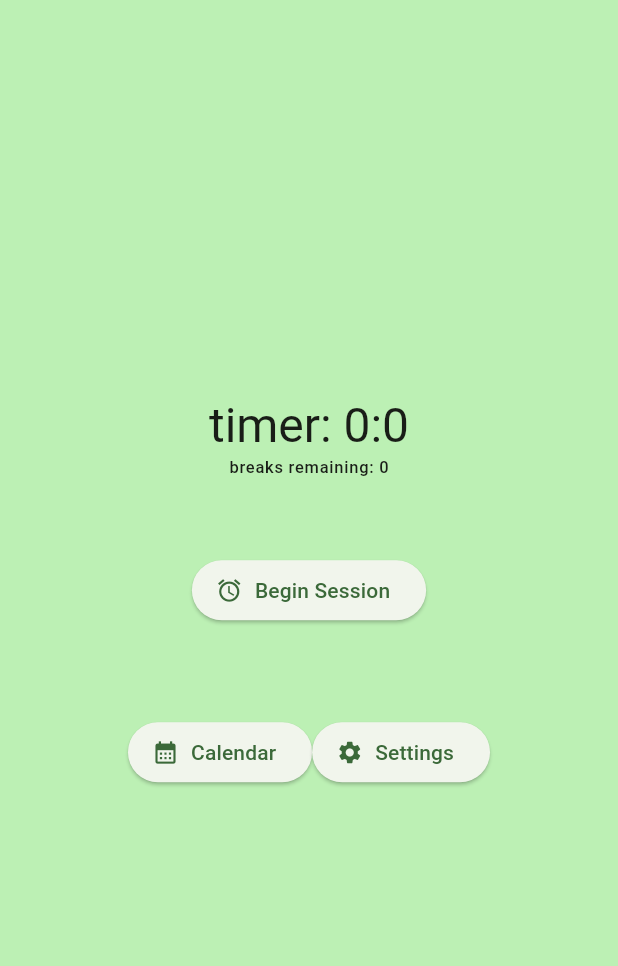
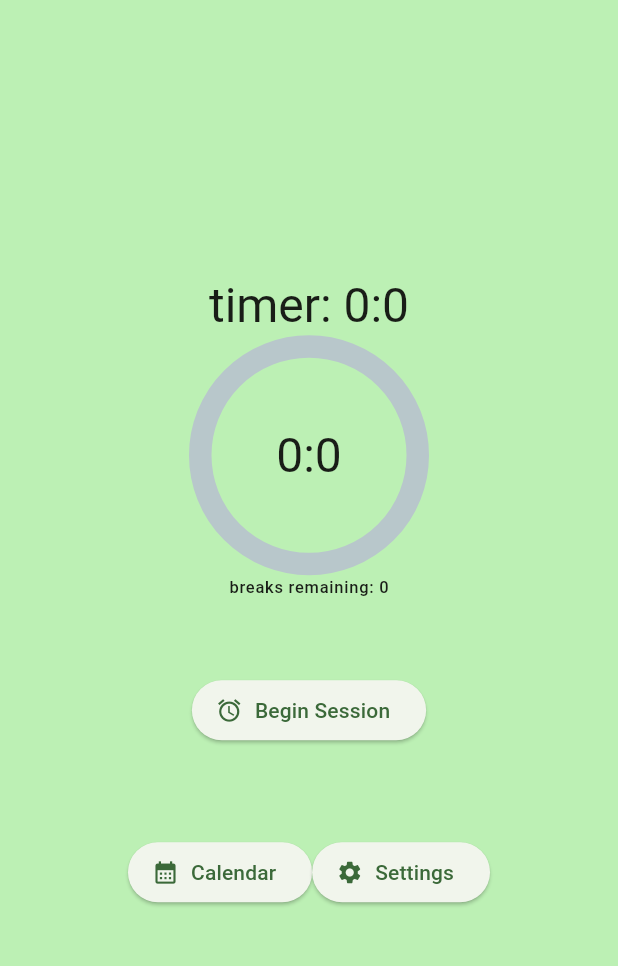
Before and after one commit to GabrielKronfeld/Tomatillo, a Flutter app: the screen it shows after launch, on a phone screen of 412 x 824 dp, the part 84-1050 px from its top. Run offline on Flutter 3.47's test engine with Material 2 defaults, Android fonts, the phone set to English and light mode, and no system bars; drawn by our look-alikes of percent_indicator; our stand-ins replace audioplayers, shared_preferences.

Commit message:
added basic Timer UI

```diff
--- a/lib/main.dart
+++ b/lib/main.dart
@@ -41,9 +41,11 @@ import 'dart:core';
 import 'package:flutter/material.dart';
 import 'settings_page.dart';
 import 'calendar_page.dart';
+import 'timer_indicator.dart';
 import 'package:shared_preferences/shared_preferences.dart';
 //MAKE SURE ALL AUDIO IS IN FLUTTER ASSETS IN THE PUBSPEC.YAML
 import 'package:audioplayers/audioplayers.dart';
+
 
 void main() {
   runApp(const MyApp());
@@ -121,6 +123,7 @@ Future<void> _loadData() async {
 
   //logic vars
   int mainTimerCount =0; //main timer count for pomodoro timer
+  int totalTimeForCycleinSeconds=0;
   int cyclesRemaining=0;
   int timeRemaining  =0; //overflow time when jump to pause/break time.
   bool onBreak   = false; //are we on a break or on a work session?
@@ -159,7 +162,8 @@ Future<void> _loadData() async {
     _startTimer(timeToRun, cycles){
       //once every second, decrease the time by a second (duh)
       timerExists=true;
-      mainTimerCount = timeToRun+(mainVars['Overflow Time']? timeRemaining:0);
+      mainTimerCount= timeToRun+(mainVars['Overflow Time']? timeRemaining:0);
+      totalTimeForCycleinSeconds=mainTimerCount;
       timeRemaining=0;
       Timer.periodic(const Duration(seconds: 1), (timer) {
         print('timer count: $mainTimerCount');
@@ -365,6 +369,9 @@ Future<void> _loadData() async {
                   'timer: $minutes:$seconds',
                   style: Theme.of(context).textTheme.headlineLarge,
                 ),
+
+                TimerIndicator(totalTimeinSeconds: totalTimeForCycleinSeconds, minutes: minutes, seconds:seconds,
+                ),
                 Text(
                   'breaks remaining: $cyclesRemaining',
                   style: Theme.of(context).textTheme.labelSmall,
--- a/lib/timer_indicator.dart
+++ b/lib/timer_indicator.dart
@@ -1,12 +1,13 @@
 import 'package:flutter/material.dart';
+import 'main.dart';
 import 'package:percent_indicator/percent_indicator.dart';
 
 class TimerIndicator extends StatefulWidget {
 
-  int time;
+  int totalTimeinSeconds;//as seconds
   int minutes=0;
   int seconds=0;
-  TimerIndicator({super.key, required this.time});
+  TimerIndicator({super.key, required this.totalTimeinSeconds, this.minutes=0, this.seconds=0});
 
   @override
   State<TimerIndicator> createState() => _TimerIndicatorState();
@@ -15,19 +16,40 @@ class TimerIndicator extends StatefulWidget {
 class _TimerIndicatorState extends State<TimerIndicator> {
   @override
   Widget build(BuildContext context) {
-    return Scaffold(
-      backgroundColor: Theme.of(context).colorScheme.primaryContainer,
-      body:
+
+    return Column(
+      children: [
+
         CircularPercentIndicator(
-          radius: 60.0,
-          lineWidth: 5.0,
-          percent: 1.0,
+          radius: 80.0,
+          lineWidth: 15.0,
+          percent: ((widget.totalTimeinSeconds-((widget.minutes*60)+widget.seconds))/widget.totalTimeinSeconds),
+          progressColor: Colors.green,
+          circularStrokeCap: CircularStrokeCap.round,
+          reverse: true,
           center: Text(
                   '${widget.minutes}:${widget.seconds}',
                   style: Theme.of(context).textTheme.headlineLarge,
                 ),
-          progressColor: Colors.green,
+
         ),
+      ],
     );
+    // return Scaffold(
+    //   backgroundColor: Theme.of(context).colorScheme.primaryContainer,
+    //   body:
+    //     CircularPercentIndicator(
+    //       radius: 20.0,
+    //       lineWidth: 5.0,
+    //       percent: ((widget.minutes*60)+widget.seconds)/widget.totalTimeinSeconds,
+
+    //       progressColor: Colors.green,
+    //       circularStrokeCap: CircularStrokeCap.round,
+    //       center: Text(
+    //               '${widget.minutes}:${widget.seconds}',
+    //               style: Theme.of(context).textTheme.headlineLarge,
+    //             ),
+    //     ),
+    // );
   }
 }
```
